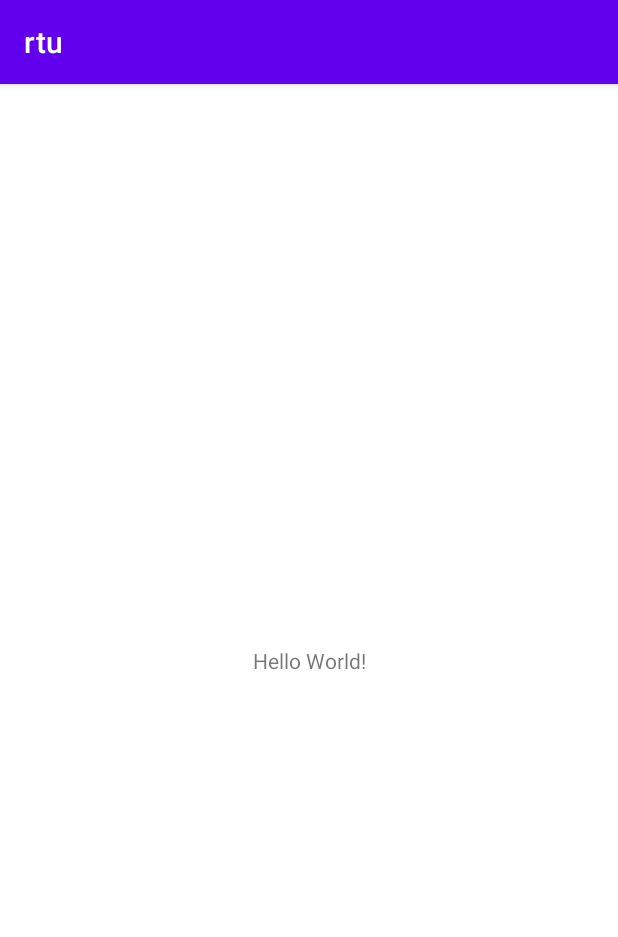
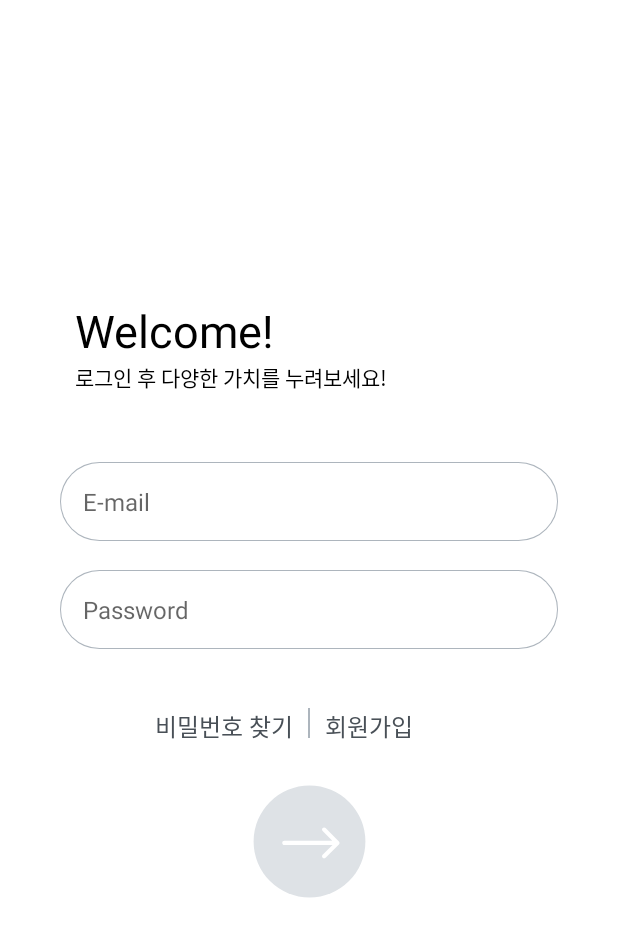
Before and after one commit to paranArena/RTU-Android-App, an Android app: the screen it shows after launch (MainActivity), on a phone screen of 412 x 824 dp. Shown: the top 937 px of the screen. Run offline under Robolectric (Android 15) with nearby library versions, the phone set to English and light mode, and no system bars.

Commit message:
login view 구성

```diff
--- /dev/null
+++ b/app/src/main/res/drawable/ic_login_button.xml
@@ -0,0 +1,5 @@
+<vector android:height="82dp" android:viewportHeight="88"
+    android:viewportWidth="88" android:width="82dp" xmlns:android="http://schemas.android.com/apk/res/android">
+    <path android:fillColor="#DEE2E6" android:pathData="M44,44m-40,0a40,40 0,1 1,80 0a40,40 0,1 1,-80 0"/>
+    <path android:fillColor="#ffffff" android:pathData="M26,43.5C25.1716,43.5 24.5,44.1716 24.5,45C24.5,45.8284 25.1716,46.5 26,46.5V43.5ZM65.0607,46.0607C65.6464,45.4749 65.6464,44.5251 65.0607,43.9393L55.5147,34.3934C54.9289,33.8076 53.9792,33.8076 53.3934,34.3934C52.8076,34.9792 52.8076,35.9289 53.3934,36.5147L61.8787,45L53.3934,53.4853C52.8076,54.0711 52.8076,55.0208 53.3934,55.6066C53.9792,56.1924 54.9289,56.1924 55.5147,55.6066L65.0607,46.0607ZM26,46.5L64,46.5V43.5L26,43.5V46.5Z"/>
+</vector>
--- /dev/null
+++ b/app/src/main/res/drawable/solid_button.xml
@@ -0,0 +1,28 @@
+<?xml version="1.0" encoding="utf-8"?>
+<layer-list xmlns:android="http://schemas.android.com/apk/res/android">
+    <item>
+        <shape android:shape="rectangle">
+            <stroke android:width = "2dp" android:color = "@color/gray"/>
+            <corners
+                android:bottomRightRadius="100dp"
+                android:bottomLeftRadius="100dp"
+                android:topLeftRadius="100dp"
+                android:topRightRadius="100dp"/>
+        </shape>
+    </item>
+
+    <item
+        android:bottom="1dp"
+        android:left="1dp"
+        android:right="1dp"
+        android:top="1dp">
+        <shape android:shape="rectangle">
+            <solid android:color="#FFFFFF"/>
+            <corners
+                android:bottomRightRadius="100dp"
+                android:bottomLeftRadius="100dp"
+                android:topLeftRadius="100dp"
+                android:topRightRadius="100dp"/>
+        </shape>
+    </item>
+</layer-list>
--- a/app/src/main/res/layout/activity_main.xml
+++ b/app/src/main/res/layout/activity_main.xml
@@ -7,12 +7,102 @@
     tools:context=".MainActivity">
 
     <TextView
+        android:id="@+id/welcome"
         android:layout_width="wrap_content"
         android:layout_height="wrap_content"
-        android:text="Hello World!"
-        app:layout_constraintBottom_toBottomOf="parent"
+        android:text="Welcome!"
+        android:textColor="@color/black"
+        android:textSize="30dp"
+        android:layout_marginLeft="50dp"
+        android:layout_marginTop="200dp"
+        app:layout_constraintStart_toStartOf="parent"
+        app:layout_constraintTop_toTopOf="parent" />
+
+    <TextView
+        android:id="@+id/welcome2"
+        android:layout_width="wrap_content"
+        android:layout_height="wrap_content"
+        android:layout_marginLeft="50dp"
+        android:text="로그인 후 다양한 가치를 누려보세요!"
+        android:textColor="@color/black"
+        android:textSize="14dp"
+        app:layout_constraintStart_toStartOf="parent"
+        app:layout_constraintTop_toBottomOf="@+id/welcome" />
+
+    <EditText
+        android:id="@+id/email"
+        android:layout_width="match_parent"
+        android:layout_height="wrap_content"
+        android:background="@drawable/solid_button"
+        android:hint="E-mail"
+        android:inputType="textEmailAddress"
+        android:padding="15dp"
+        android:textSize="16dp"
+        android:layout_marginTop="46dp"
+        android:layout_marginLeft="40dp"
+        android:layout_marginRight="40dp"
+        app:layout_constraintStart_toStartOf="parent"
+        app:layout_constraintTop_toBottomOf="@+id/welcome2" />
+
+    <EditText
+        android:id="@+id/password"
+        android:layout_width="match_parent"
+        android:layout_height="wrap_content"
+        android:background="@drawable/solid_button"
+        android:hint="Password"
+        android:inputType="textPassword"
+        android:padding="15dp"
+        android:textSize="16dp"
+        android:layout_marginTop="19dp"
+        android:layout_marginLeft="40dp"
+        android:layout_marginRight="40dp"
+        app:layout_constraintStart_toStartOf="parent"
+        app:layout_constraintTop_toBottomOf="@+id/email" />
+
+    <TextView
+        android:id="@+id/password_lost"
+        android:layout_width="wrap_content"
+        android:layout_height="wrap_content"
+        android:layout_marginTop="39dp"
+        android:text="비밀번호 찾기"
+        android:textColor="@color/darkGray"
+        android:layout_marginRight="10dp"
+        android:textSize="16dp"
+        app:layout_constraintEnd_toStartOf="@+id/line"
+        app:layout_constraintTop_toBottomOf="@+id/password" />
+
+    <TextView
+        android:id="@+id/register"
+        android:layout_width="wrap_content"
+        android:layout_height="wrap_content"
+        android:layout_marginTop="39dp"
+        android:text="회원가입"
+        android:textColor="@color/darkGray"
+        android:textSize="16dp"
+        android:layout_marginLeft="10dp"
+        app:layout_constraintStart_toEndOf="@+id/line"
+        app:layout_constraintTop_toBottomOf="@+id/password" />
+
+    <View
+        android:id="@+id/line"
+        android:orientation="vertical"
+        android:layout_width="1dp"
+        android:layout_height="20dp"
+        android:padding="10dp"
+        android:background="@color/gray"
+        android:layout_marginTop="39dp"
+        app:layout_constraintTop_toBottomOf="@+id/password"
+        app:layout_constraintLeft_toLeftOf="parent"
+        app:layout_constraintRight_toRightOf="parent"/>
+
+    <ImageButton
+        android:layout_width="82dp"
+        android:layout_height="82dp"
+        android:background="@color/white"
+        android:layout_marginTop="28dp"
+        android:src="@drawable/ic_login_button"
         app:layout_constraintLeft_toLeftOf="parent"
         app:layout_constraintRight_toRightOf="parent"
-        app:layout_constraintTop_toTopOf="parent" />
+        app:layout_constraintTop_toBottomOf="@+id/line"></ImageButton>
 
 </androidx.constraintlayout.widget.ConstraintLayout>
--- a/app/src/main/res/values-night/themes.xml
+++ b/app/src/main/res/values-night/themes.xml
@@ -1,6 +1,6 @@
 <resources xmlns:tools="http://schemas.android.com/tools">
     <!-- Base application theme. -->
-    <style name="Theme.Rtu" parent="Theme.MaterialComponents.DayNight.DarkActionBar">
+    <style name="Theme.Rtu" parent="Theme.MaterialComponents.DayNight.NoActionBar">
         <!-- Primary brand color. -->
         <item name="colorPrimary">@color/purple_200</item>
         <item name="colorPrimaryVariant">@color/purple_700</item>
--- a/app/src/main/res/values/colors.xml
+++ b/app/src/main/res/values/colors.xml
@@ -7,4 +7,6 @@
     <color name="teal_700">#FF018786</color>
     <color name="black">#FF000000</color>
     <color name="white">#FFFFFFFF</color>
+    <color name="gray">#ADB5BD</color>
+    <color name="darkGray">#495057</color>
 </resources>
--- a/app/src/main/res/values/themes.xml
+++ b/app/src/main/res/values/themes.xml
@@ -1,6 +1,6 @@
 <resources xmlns:tools="http://schemas.android.com/tools">
     <!-- Base application theme. -->
-    <style name="Theme.Rtu" parent="Theme.MaterialComponents.DayNight.DarkActionBar">
+    <style name="Theme.Rtu" parent="Theme.MaterialComponents.DayNight.NoActionBar">
         <!-- Primary brand color. -->
         <item name="colorPrimary">@color/purple_500</item>
         <item name="colorPrimaryVariant">@color/purple_700</item>
```
